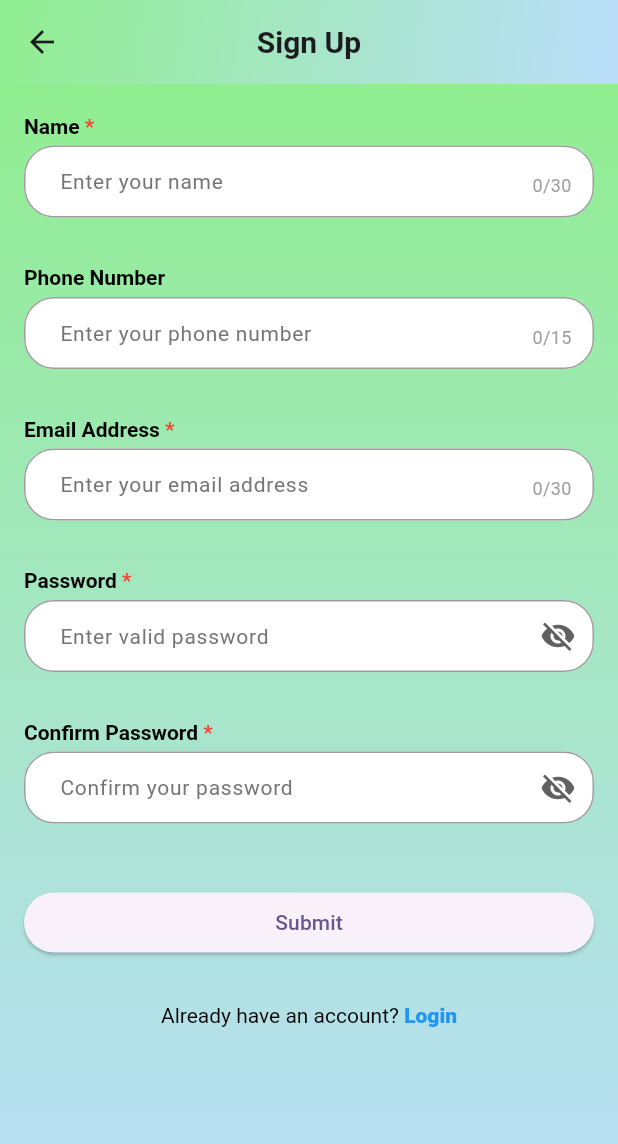
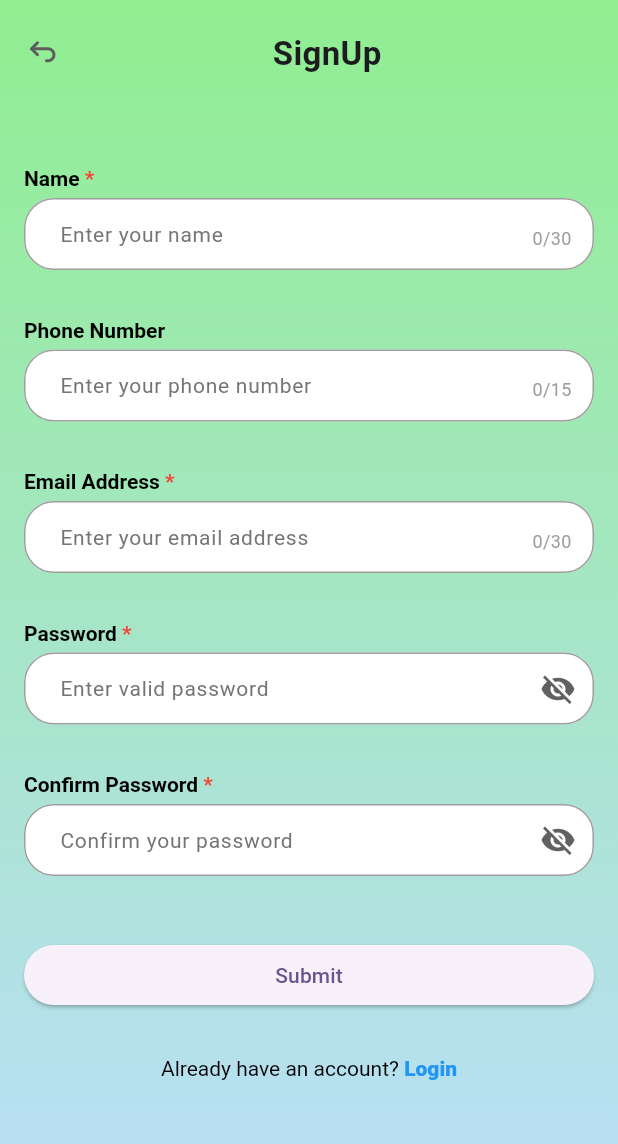
Before and after one commit to AnandBabu-123/pharmacy, a Flutter app: the SignUPView screen opened by its route, on a phone screen of 412 x 824 dp. Shown: the top 1144 px of the screen. Run offline on Flutter 3.47's test engine with Material 3 defaults, Android fonts, the phone set to English and light mode, and no system bars; our stand-ins replace connectivity_plus, dio, flutter_svg, get, shared_preferences; accounts and stored records are empty.

Commit message:
signup_changes and validations

```diff
--- a/lib/screens/authentication_views/signup_view.dart
+++ b/lib/screens/authentication_views/signup_view.dart
@@ -1,5 +1,6 @@
 import 'package:flutter/gestures.dart';
 import 'package:flutter/material.dart';
+import 'package:flutter_svg/flutter_svg.dart';
 import 'package:get/get.dart';
 import '../../controllers/signup_controller.dart';
 import '../../utilities/custom_textview.dart';
@@ -16,36 +17,6 @@ class SignUPView extends StatelessWidget {
     return Scaffold(
       backgroundColor: Colors.transparent,
 
-      /// 🌈 GRADIENT APPBAR
-      appBar: PreferredSize(
-        preferredSize: const Size.fromHeight(kToolbarHeight),
-        child: Container(
-          decoration: const BoxDecoration(
-            gradient: LinearGradient(
-              colors: [
-                Color(0xFF90EE90), // light green
-                Color(0xFFBBDEFB), // light blue
-              ],
-              begin: Alignment.topLeft,
-              end: Alignment.bottomRight,
-            ),
-          ),
-          child: AppBar(
-            title: const Text(
-              "Sign Up",
-              style: TextStyle(
-                fontSize: 20,
-                fontWeight: FontWeight.bold,
-              ),
-            ),
-            centerTitle: true,
-            backgroundColor: Colors.transparent,
-            elevation: 0,
-          ),
-        ),
-      ),
-
-      /// 🌈 BODY GRADIENT
       body: Container(
         height: height,
         width: double.infinity,
@@ -65,13 +36,38 @@ class SignUPView extends StatelessWidget {
             child: Column(
               crossAxisAlignment: CrossAxisAlignment.stretch,
               children: [
+                Row(
+                  children: [
+                    GestureDetector(
+                      onTap: (){
+                        Get.back();
+                      },
+                        child: SvgPicture.asset("assets/back_arrow.svg",)),
+
+                    Expanded(
+                      child: Center(
+                        child: Text(
+                          "SignUp",
+                          style: TextStyle(
+                            fontSize: 22,
+                            fontWeight: FontWeight.bold,
+                          ),
+                        ),
+                      ),
+                    ),
+                  ],
+                ),
+
+                SizedBox(height: 60,),
                 _buildLabel("Name", isMandatory: true),
                 CustomTextField(
                 controller: controller.nameController,
                   keyboardType: TextInputType.name,
                   hintText: "Enter your name",
                   maxLength: 30,
+                  onChanged: (value) => controller.validateName(),
                 ),
+                Obx(() => _buildError(controller.nameError)),
 
                 const SizedBox(height: 20),
                 _buildLabel("Phone Number"),
@@ -80,7 +76,9 @@ class SignUPView extends StatelessWidget {
                   hintText: "Enter your phone number",
                   keyboardType: TextInputType.phone,
                   maxLength: 15,
+                  onChanged: (value) => controller.validatePhoneNumber(),
                 ),
+                Obx(() => _buildError(controller.phoneError)),
 
                 const SizedBox(height: 20),
                 _buildLabel("Email Address", isMandatory: true),
@@ -89,7 +87,9 @@ class SignUPView extends StatelessWidget {
                   hintText: "Enter your email address",
                   keyboardType: TextInputType.emailAddress,
                   maxLength: 30,
+                  onChanged: (value) => controller.validateEmail(),
                 ),
+                Obx(() => _buildError(controller.emailError)),
 
                 const SizedBox(height: 20),
                 _buildLabel("Password", isMandatory: true),
@@ -97,7 +97,9 @@ class SignUPView extends StatelessWidget {
                   controller: controller.passwordController,
                   hintText: "Enter valid password",
                   isPassword: true,
+                  onChanged: (value) => controller.validatePassword(),
                 ),
+                Obx(() => _buildError(controller.passwordError)),
 
                 const SizedBox(height: 20),
                 _buildLabel("Confirm Password", isMandatory: true),
@@ -105,7 +107,9 @@ class SignUPView extends StatelessWidget {
                   controller: controller.confirmPasswordController,
                   hintText: "Confirm your password",
                   isPassword: true,
+                  onChanged: (value) => controller.validateConfirmPassword(),
                 ),
+                Obx(() => _buildError(controller.confirmPasswordError)),
 
                 const SizedBox(height: 30),
 
@@ -113,7 +117,12 @@ class SignUPView extends StatelessWidget {
                 Obx(() => controller.isLoading.value
                     ? CircularProgressIndicator()
                     : ElevatedButton(
-                  onPressed: controller.register,
+                  onPressed: (){
+                    if (controller.isFormValid()) {
+                      controller.register();
+                    }
+                  },
+                 // controller.register,
                   child: Text("Submit"),
                 )),
                 const SizedBox(height: 30),
@@ -129,6 +138,15 @@ class SignUPView extends StatelessWidget {
         ),
       ),
     );
+  }
+
+  Widget _buildError(RxString errorText) {
+    return errorText.value.isNotEmpty
+        ? Padding(
+      padding: EdgeInsets.only(top: 0, bottom: 10),
+      child: Text(errorText.value, style: TextStyle(color: Colors.red, fontSize: 12)),
+    )
+        : SizedBox.shrink();
   }
 
   /// LABEL
```
Also changed, not shown: lib/controllers/login_controller.dart (+29 -0 lines), lib/controllers/signup_controller.dart (+101 -0 lines), lib/screens/authentication_views/login_view.dart (+18 -1 lines), assets/back_arrow.svg (added), pubspec.lock.
